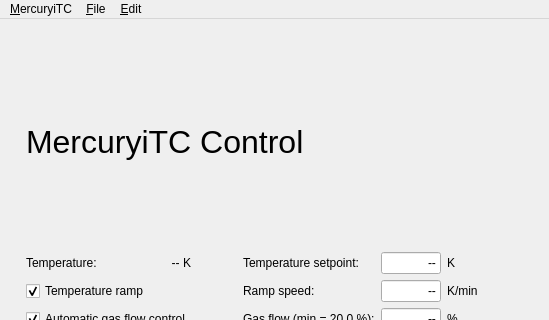
The window that mercurygui/main.ui (osgirl/mercurygui) describes before a commit, drawn with Qt 5; both pictures show x 0 to 549 and y 0 to 320 of the 549 by 639 pixel window.
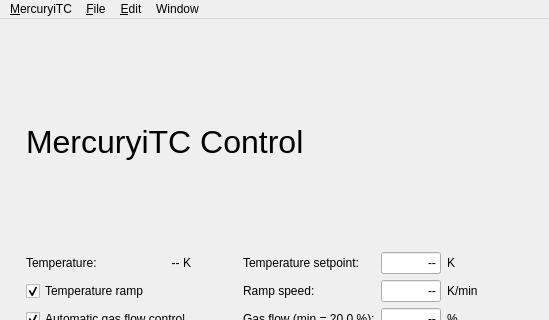
The same window after the commit. Custom widgets are drawn as their Qt base class.

Commit message: new menu bar group "Window"

The edit to the form file:
```diff
--- a/mercurygui/main.ui
+++ b/mercurygui/main.ui
@@ -398,9 +398,17 @@
      <string>&amp;Edit</string>
     </property>
    </widget>
+   <widget class="QMenu" name="menuWindow">
+    <property name="title">
+     <string>Window</string>
+    </property>
+    <addaction name="actionMinimize"/>
+    <addaction name="actionZoom"/>
+   </widget>
    <addaction name="menu_MercuryiTC"/>
    <addaction name="menu_File"/>
    <addaction name="menu_Edit"/>
+   <addaction name="menuWindow"/>
   </widget>
   <widget class="QStatusBar" name="statusbar">
    <property name="styleSheet">
```
Left out of the diff: 81 changed lines with no effect on the pictures.
